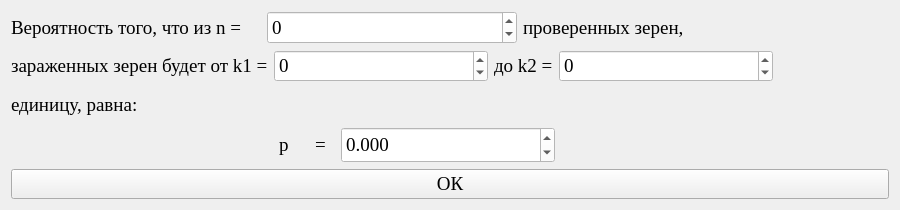
Above: files/ResultWindow.ui from Vovadoes/DGIP before the change. Below: the same form after it.
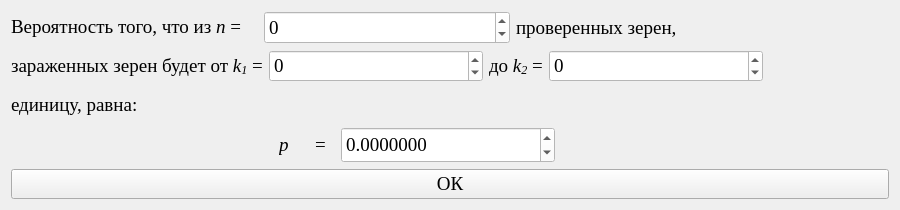
That is the form after the change.

Diff of the .ui file:
```diff
--- a/files/ResultWindow.ui
+++ b/files/ResultWindow.ui
@@ -59,7 +59,7 @@
               </font>
              </property>
              <property name="text">
-              <string>Вероятность того, что из n =</string>
+              <string>&lt;html&gt;&lt;head/&gt;&lt;body&gt;&lt;p&gt;&lt;span style=&quot; font-size:14pt;&quot;&gt;Вероятность того, что из &lt;/span&gt;&lt;span style=&quot; font-size:14pt; font-style:italic;&quot;&gt;n&lt;/span&gt;&lt;span style=&quot; font-size:14pt;&quot;&gt; =&lt;/span&gt;&lt;/p&gt;&lt;/body&gt;&lt;/html&gt;</string>
              </property>
             </widget>
            </item>
@@ -162,7 +162,7 @@
               </font>
              </property>
              <property name="text">
-              <string>зараженных зерен будет от k1 =</string>
+              <string>&lt;html&gt;&lt;head/&gt;&lt;body&gt;&lt;p&gt;зараженных зерен будет от &lt;span style=&quot; font-style:italic;&quot;&gt;k&lt;/span&gt;&lt;span style=&quot; font-style:italic; vertical-align:sub;&quot;&gt;1&lt;/span&gt; =&lt;/p&gt;&lt;/body&gt;&lt;/html&gt;</string>
              </property>
             </widget>
            </item>
@@ -175,7 +175,7 @@
               </font>
              </property>
              <property name="text">
-              <string>до k2 =</string>
+              <string>&lt;html&gt;&lt;head/&gt;&lt;body&gt;&lt;p&gt;до &lt;span style=&quot; font-style:italic;&quot;&gt;k&lt;/span&gt;&lt;span style=&quot; font-style:italic; vertical-align:sub;&quot;&gt;2&lt;/span&gt; =&lt;/p&gt;&lt;/body&gt;&lt;/html&gt;</string>
              </property>
             </widget>
            </item>
@@ -277,6 +277,7 @@
             <font>
              <family>Times New Roman</family>
              <pointsize>14</pointsize>
+             <italic>true</italic>
             </font>
            </property>
            <property name="text">
@@ -336,7 +337,7 @@
             <string notr="true">color: black; background-color: white;</string>
            </property>
            <property name="decimals">
-            <number>3</number>
+            <number>7</number>
            </property>
            <property name="minimum">
             <double>-999999999.000000000000000</double>
```
Left out of the diff: 2 changed lines with no effect on the pictures.
